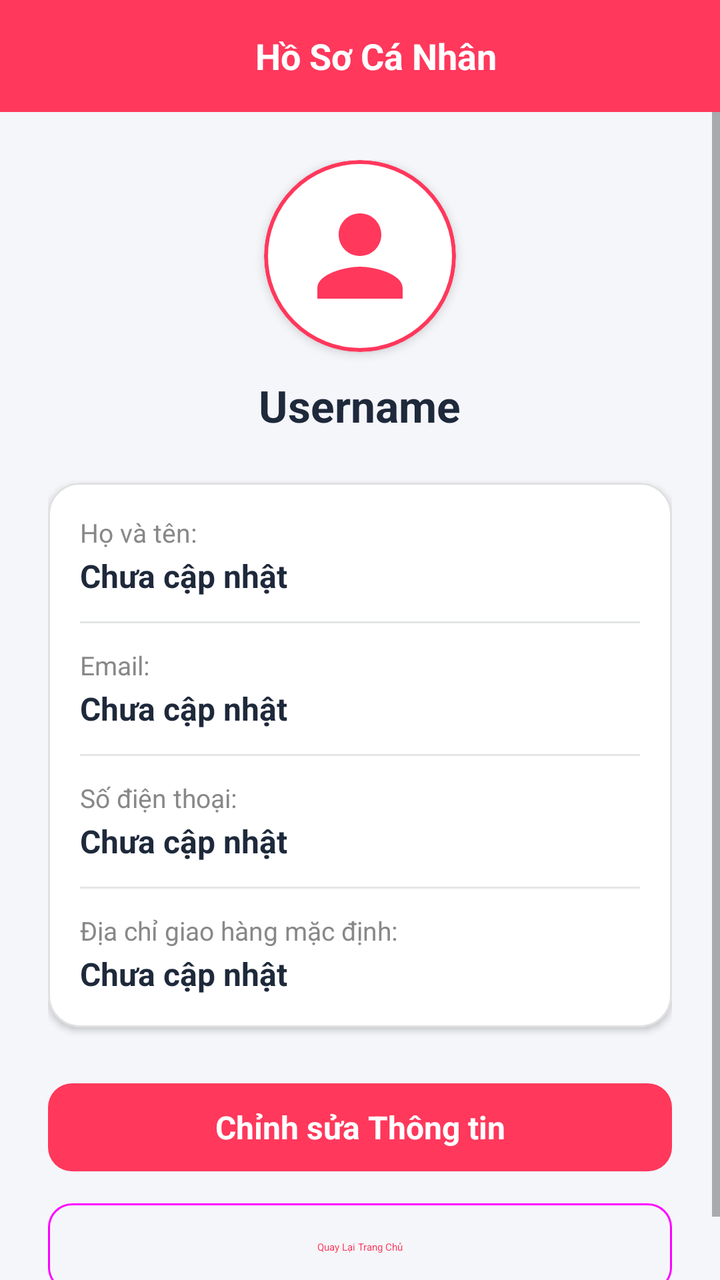
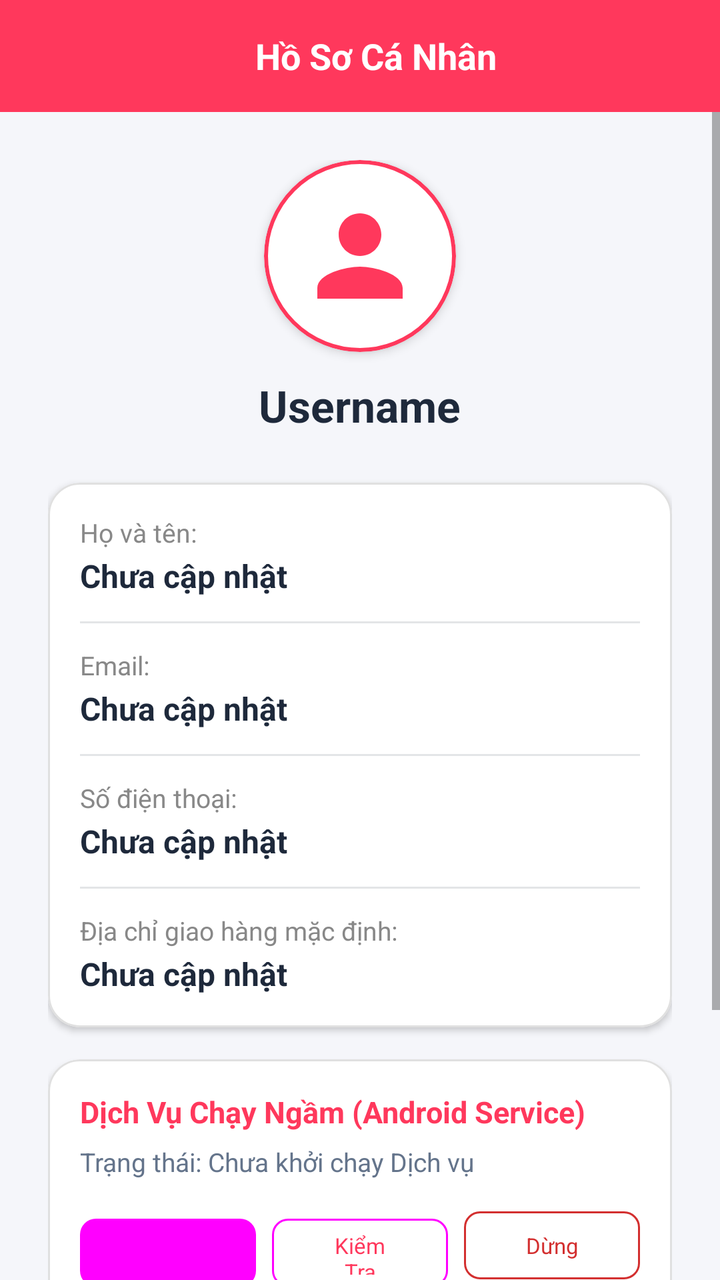

An Android layout rendered at two revisions. The XML below is the earlier revision; the diff shows what the commit changed to produce the second picture.
<!-- AndroidManifest.xml: application theme Theme.CalculatorApp -->
<!-- res/layout/activity_profile.xml -->
<?xml version="1.0" encoding="utf-8"?>

<LinearLayout xmlns:android="http://schemas.android.com/apk/res/android"
    xmlns:app="http://schemas.android.com/apk/res-auto"
    android:layout_width="match_parent"
    android:layout_height="match_parent"
    android:fitsSystemWindows="true"
    android:orientation="vertical">

    
    <com.google.android.material.appbar.MaterialToolbar
        android:id="@+id/toolbarProfile"
        android:layout_width="match_parent"
        android:layout_height="56dp"
        android:background="@color/primary_color">

        <RelativeLayout
            android:layout_width="match_parent"
            android:layout_height="match_parent"
            android:paddingEnd="16dp">

            <TextView
                android:layout_width="wrap_content"
                android:layout_height="wrap_content"
                android:layout_centerInParent="true"
                android:text="Hồ Sơ Cá Nhân"
                android:textColor="@android:color/white"
                android:textSize="18sp"
                android:textStyle="bold" />
        </RelativeLayout>
    </com.google.android.material.appbar.MaterialToolbar>

    <ScrollView
        android:layout_width="match_parent"
        android:layout_height="match_parent">

        <LinearLayout
            android:layout_width="match_parent"
            android:layout_height="wrap_content"
            android:gravity="center_horizontal"
            android:orientation="vertical"
            android:padding="24dp">

            
            <com.google.android.material.card.MaterialCardView
                android:layout_width="96dp"
                android:layout_height="96dp"
                app:cardCornerRadius="48dp"
                app:cardElevation="3dp"
                app:strokeColor="?attr/colorPrimary"
                app:strokeWidth="2dp">

                <ImageView
                    android:id="@+id/imgProfileAvatar"
                    android:layout_width="match_parent"
                    android:layout_height="match_parent"
                    android:padding="16dp"
                    android:src="@drawable/ic_profile"
                    app:tint="?attr/colorPrimary" />
            </com.google.android.material.card.MaterialCardView>

            <TextView
                android:id="@+id/tvProfileUsername"
                android:layout_width="wrap_content"
                android:layout_height="wrap_content"
                android:layout_marginTop="12dp"
                android:text="Username"
                android:textColor="@color/text_primary"
                android:textSize="22sp"
                android:textStyle="bold" />

            
            <com.google.android.material.card.MaterialCardView
                android:layout_width="match_parent"
                android:layout_height="wrap_content"
                android:layout_marginTop="24dp"
                app:cardCornerRadius="16dp"
                app:cardElevation="2dp"
                app:strokeColor="#E0E0E0"
                app:strokeWidth="1dp">

                <LinearLayout
                    android:layout_width="match_parent"
                    android:layout_height="wrap_content"
                    android:orientation="vertical"
                    android:padding="16dp">

                    
                    <TextView
                        android:layout_width="wrap_content"
                        android:layout_height="wrap_content"
                        android:text="Họ và tên:"
                        android:textColor="#888888"
                        android:textSize="13sp" />

                    <TextView
                        android:id="@+id/tvProfileFullName"
                        android:layout_width="wrap_content"
                        android:layout_height="wrap_content"
                        android:layout_marginTop="2dp"
                        android:text="Chưa cập nhật"
                        android:textColor="@color/text_color"
                        android:textSize="16sp"
                        android:textStyle="bold" />

                    <com.google.android.material.divider.MaterialDivider
                        android:layout_width="match_parent"
                        android:layout_height="wrap_content"
                        android:layout_marginVertical="12dp" />

                    
                    <TextView
                        android:layout_width="wrap_content"
                        android:layout_height="wrap_content"
                        android:text="Email:"
                        android:textColor="#888888"
                        android:textSize="13sp" />

                    <TextView
                        android:id="@+id/tvProfileEmail"
                        android:layout_width="wrap_content"
                        android:layout_height="wrap_content"
                        android:layout_marginTop="2dp"
                        android:text="Chưa cập nhật"
                        android:textColor="@color/text_color"
                        android:textSize="16sp"
                        android:textStyle="bold" />

                    <com.google.android.material.divider.MaterialDivider
                        android:layout_width="match_parent"
                        android:layout_height="wrap_content"
                        android:layout_marginVertical="12dp" />

                    
                    <TextView
                        android:layout_width="wrap_content"
                        android:layout_height="wrap_content"
                        android:text="Số điện thoại:"
                        android:textColor="#888888"
                        android:textSize="13sp" />

                    <TextView
                        android:id="@+id/tvProfilePhone"
                        android:layout_width="wrap_content"
                        android:layout_height="wrap_content"
                        android:layout_marginTop="2dp"
                        android:text="Chưa cập nhật"
                        android:textColor="@color/text_color"
                        android:textSize="16sp"
                        android:textStyle="bold" />

                    <com.google.android.material.divider.MaterialDivider
                        android:layout_width="match_parent"
                        android:layout_height="wrap_content"
                        android:layout_marginVertical="12dp" />

                    
                    <TextView
                        android:layout_width="wrap_content"
                        android:layout_height="wrap_content"
                        android:text="Địa chỉ giao hàng mặc định:"
                        android:textColor="#888888"
                        android:textSize="13sp" />

                    <TextView
                        android:id="@+id/tvProfileAddress"
                        android:layout_width="wrap_content"
                        android:layout_height="wrap_content"
                        android:layout_marginTop="2dp"
                        android:text="Chưa cập nhật"
                        android:textColor="@color/text_color"
                        android:textSize="16sp"
                        android:textStyle="bold" />
                </LinearLayout>
            </com.google.android.material.card.MaterialCardView>

            
            <com.google.android.material.button.MaterialButton
                android:id="@+id/btnEditProfile"
                style="@style/Widget.Material3.Button"
                android:layout_width="match_parent"
                android:layout_height="52dp"
                android:layout_marginTop="24dp"
                android:text="Chỉnh sửa Thông tin"
                android:textSize="16sp"
                android:textStyle="bold"
                app:cornerRadius="12dp" />

            
            <com.google.android.material.button.MaterialButton
                android:id="@+id/btnBackFromProfile"
                style="@style/Widget.Material3.Button.OutlinedButton"
                android:layout_width="match_parent"
                android:layout_height="52dp"
                android:layout_marginTop="8dp"
                android:text="Quay Lại Trang Chủ"
                app:cornerRadius="12dp" />

        </LinearLayout>
    </ScrollView>
</LinearLayout>
<!-- resources referenced by this layout -->
<resources>
  <color name="primary_color">#FF385C</color>
  <color name="text_color">#1E293B</color>
  <color name="text_primary">#1E293B</color>
  <!-- drawable ic_profile (drawable) -->
  <vector xmlns:android="http://schemas.android.com/apk/res/android"
      android:width="24dp"
      android:height="24dp"
      android:viewportWidth="24"
      android:viewportHeight="24">
      <path
          android:pathData="M12,12c2.21,0 4,-1.79 4,-4s-1.79,-4 -4,-4 -4,1.79 -4,4 1.79,4 4,4zM12,14c-2.67,0 -8,1.34 -8,4v2h16v-2c0,-2.66 -5.33,-4 -8,-4z"
          android:fillColor="#FFFFFF"/>
  </vector>
  <style name="Theme.CalculatorApp" parent="Base.Theme.CalculatorApp" />
  <style name="Base.Theme.CalculatorApp" parent="Theme.MaterialComponents.DayNight.NoActionBar">
          <item name="colorPrimary">@color/primary_color</item>
          <item name="colorPrimaryVariant">@color/primary_dark</item>
          <item name="colorOnPrimary">@color/white</item>
          <item name="colorSecondary">@color/accent_color</item>
          <item name="colorSecondaryVariant">@color/accent_color</item>
          <item name="colorOnSecondary">@color/white</item>
          <item name="android:windowBackground">@color/bg_color</item>
          <item name="android:colorBackground">@color/bg_color</item>
          <item name="colorSurface">@color/bg_card</item>
          <item name="colorOnSurface">@color/text_primary</item>
          <item name="colorOnBackground">@color/text_primary</item>
          <item name="android:statusBarColor">@color/primary_color</item>
      </style>
  <color name="primary_dark">#E02247</color>
  <color name="white">#FFFFFFFF</color>
  <color name="accent_color">#FF6B6B</color>
  <color name="bg_color">#F5F6FA</color>
  <color name="bg_card">#FFFFFF</color>
</resources>

<!-- the commit's change to res/layout/activity_profile.xml (unified diff, before → after) -->
@@ -175,12 +175,90 @@
             </com.google.android.material.card.MaterialCardView>
 
             
+            <com.google.android.material.card.MaterialCardView
+                android:layout_width="match_parent"
+                android:layout_height="wrap_content"
+                android:layout_marginTop="16dp"
+                app:cardCornerRadius="16dp"
+                app:cardElevation="2dp"
+                app:strokeColor="#E0E0E0"
+                app:strokeWidth="1dp">
+
+                <LinearLayout
+                    android:layout_width="match_parent"
+                    android:layout_height="wrap_content"
+                    android:orientation="vertical"
+                    android:padding="16dp">
+
+                    <TextView
+                        android:layout_width="wrap_content"
+                        android:layout_height="wrap_content"
+                        android:text="Dịch Vụ Chạy Ngầm (Android Service)"
+                        android:textColor="@color/primary_color"
+                        android:textSize="15sp"
+                        android:textStyle="bold" />
+
+                    <TextView
+                        android:id="@+id/tvServiceStatus"
+                        android:layout_width="wrap_content"
+                        android:layout_height="wrap_content"
+                        android:layout_marginTop="6dp"
+                        android:text="Trạng thái: Chưa khởi chạy Dịch vụ"
+                        android:textColor="@color/text_secondary"
+                        android:textSize="13sp" />
+
+                    <LinearLayout
+                        android:layout_width="match_parent"
+                        android:layout_height="wrap_content"
+                        android:layout_marginTop="12dp"
+                        android:orientation="horizontal">
+
+                        <com.google.android.material.button.MaterialButton
+                            android:id="@+id/btnStartServiceDemo"
+                            style="@style/Widget.Material3.Button.TonalButton"
+                            android:layout_width="0dp"
+                            android:layout_height="42dp"
+                            android:layout_marginEnd="4dp"
+                            android:layout_weight="1"
+                            android:text="Bật Service"
+                            android:textSize="11sp"
+                            app:cornerRadius="8dp" />
+
+                        <com.google.android.material.button.MaterialButton
+                            android:id="@+id/btnCheckServiceStatus"
+                            style="@style/Widget.Material3.Button.OutlinedButton"
+                            android:layout_width="0dp"
+                            android:layout_height="42dp"
+                            android:layout_marginHorizontal="4dp"
+                            android:layout_weight="1"
+                            android:text="Kiểm Tra"
+                            android:textSize="11sp"
+                            app:cornerRadius="8dp" />
+
+                        <com.google.android.material.button.MaterialButton
+                            android:id="@+id/btnStopServiceDemo"
+                            style="@style/Widget.Material3.Button.OutlinedButton"
+                            android:layout_width="0dp"
+                            android:layout_height="42dp"
+                            android:layout_marginStart="4dp"
+                            android:layout_weight="1"
+                            android:text="Dừng"
+                            android:textColor="#D32F2F"
+                            android:textSize="11sp"
+                            app:cornerRadius="8dp"
+                            app:strokeColor="#D32F2F" />
+                    </LinearLayout>
+
+                </LinearLayout>
+            </com.google.android.material.card.MaterialCardView>
+
+            
             <com.google.android.material.button.MaterialButton
                 android:id="@+id/btnEditProfile"
                 style="@style/Widget.Material3.Button"
                 android:layout_width="match_parent"
                 android:layout_height="52dp"
-                android:layout_marginTop="24dp"
+                android:layout_marginTop="20dp"
                 android:text="Chỉnh sửa Thông tin"
                 android:textSize="16sp"
                 android:textStyle="bold"
<!-- resource entries referenced after the edit -->
@@ -3,6 +3,7 @@
   <color name="primary_color">#FF385C</color>
   <color name="text_color">#1E293B</color>
   <color name="text_primary">#1E293B</color>
+  <color name="text_secondary">#64748B</color>
   <!-- drawable ic_profile (drawable) -->
   <vector xmlns:android="http://schemas.android.com/apk/res/android"
       android:width="24dp"
